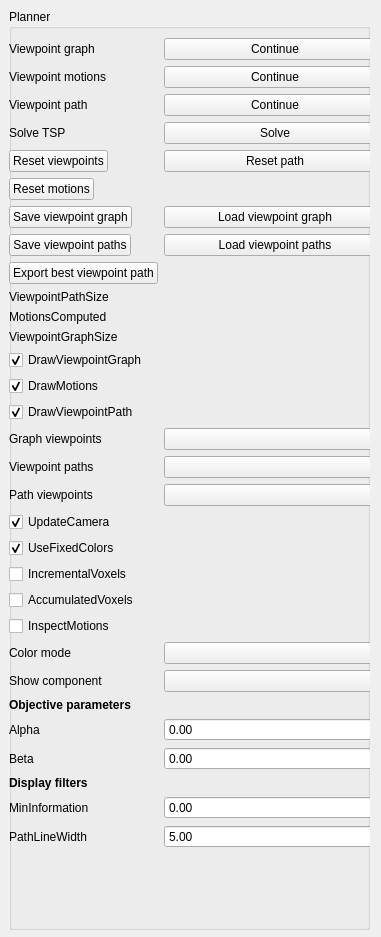
bennihepp/Quad3DR, file viewpoint_planner/src/ui/viewer_planner_panel.ui: the form before one commit.
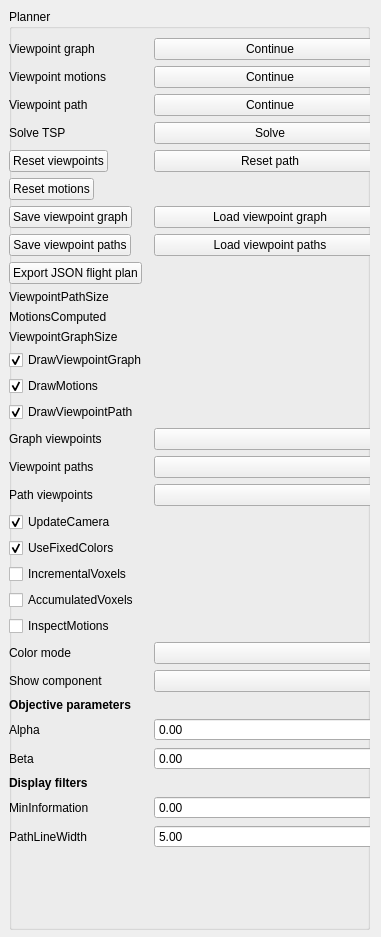
The form after the commit.

Commit message: Changed JSON export button text in GUI

What changed in the file:
```diff
--- a/viewpoint_planner/src/ui/viewer_planner_panel.ui
+++ b/viewpoint_planner/src/ui/viewer_planner_panel.ui
@@ -406,7 +406,7 @@
      <item row="10" column="0">
       <widget class="QPushButton" name="exportBestViewpointPathAsJson">
        <property name="text">
-        <string>Export best viewpoint path</string>
+        <string>Export JSON flight plan</string>
        </property>
       </widget>
      </item>
```
